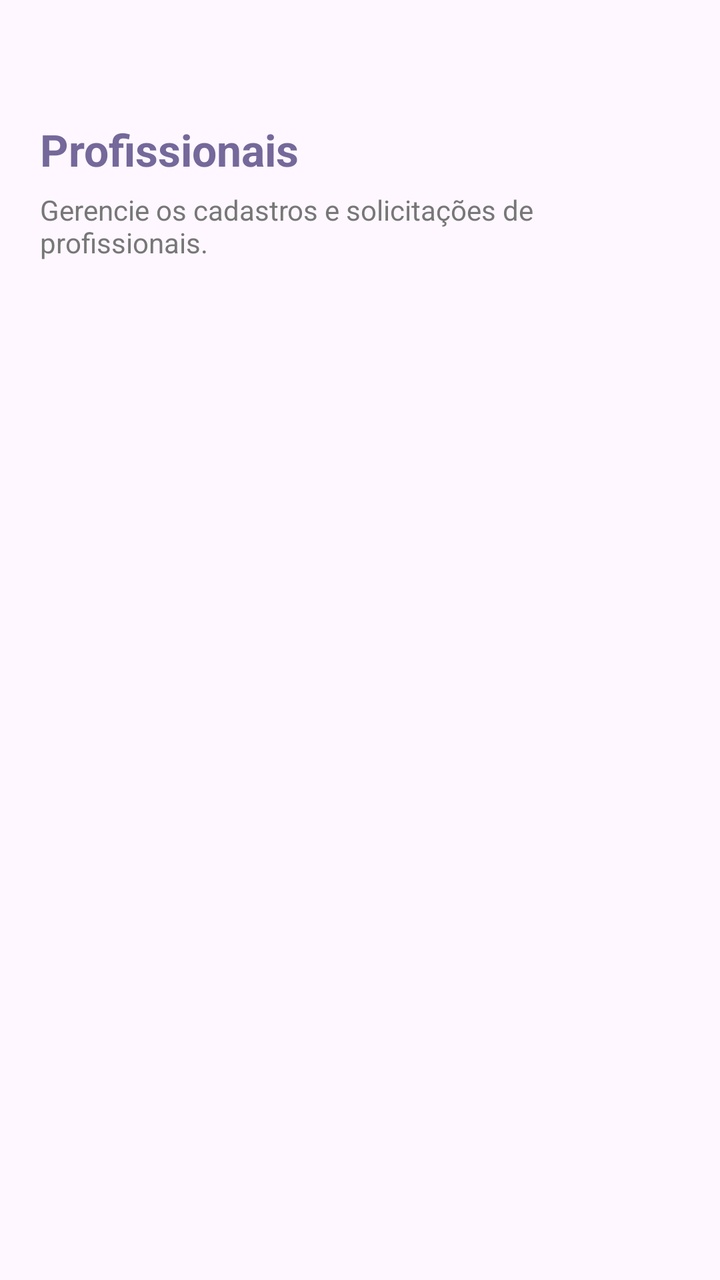
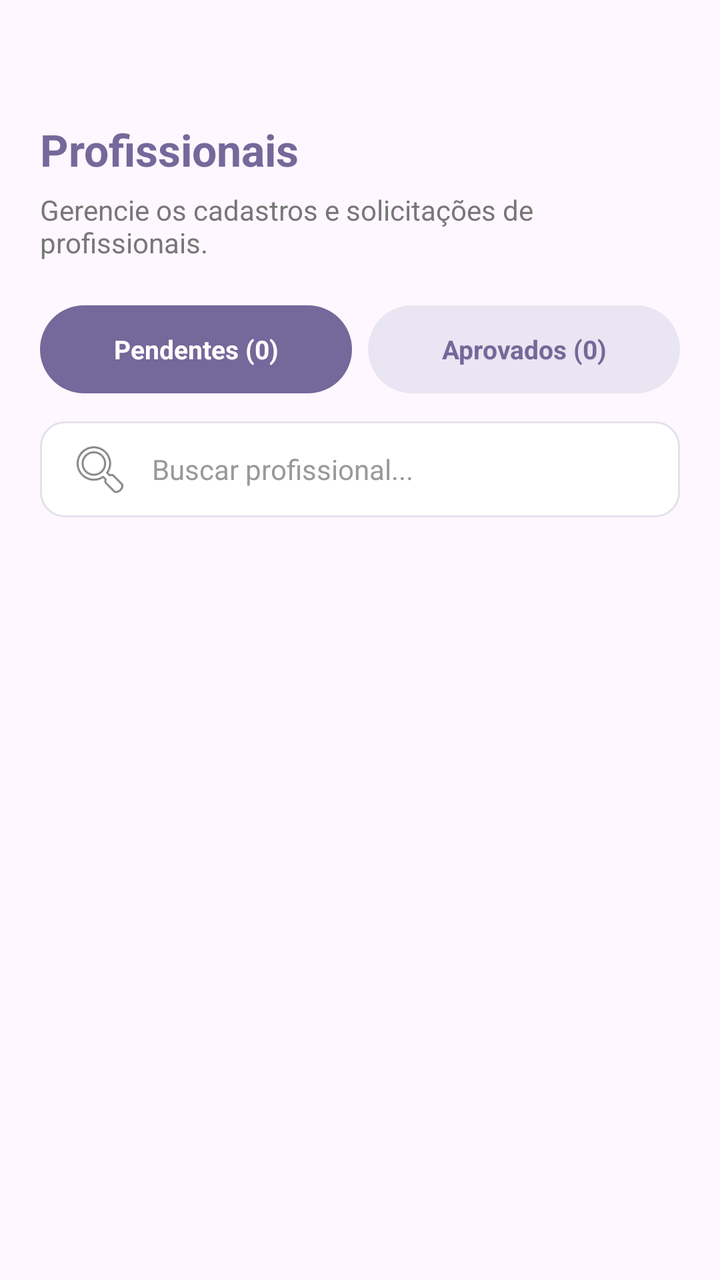

An Android layout rendered at two revisions. The XML below is the earlier revision; the diff shows what the commit changed to produce the second picture.
<!-- AndroidManifest.xml: application theme Theme.MindU -->
<!-- res/layout/content_profissionais_admin.xml -->
<?xml version="1.0" encoding="utf-8"?>
<LinearLayout
    xmlns:android="http://schemas.android.com/apk/res/android"
    android:layout_width="match_parent"
    android:layout_height="match_parent"
    android:orientation="vertical"
    android:padding="20dp">

    <TextView
        android:layout_width="wrap_content"
        android:layout_height="wrap_content"
        android:layout_marginTop="40dp"
        android:text="Profissionais"
        android:textColor="#75689A"
        android:textSize="22sp"
        android:textStyle="bold" />

        <TextView
            android:layout_width="wrap_content"
            android:layout_height="wrap_content"
            android:layout_marginTop="6dp"
            android:text="Gerencie os cadastros e solicitações de profissionais."
            android:textSize="14sp"
            android:textColor="#777777"/>
        <TextView
            android:id="@+id/txtListaVazia"
            android:layout_width="match_parent"
            android:layout_height="wrap_content"
            android:text="Não há profissionais pendentes de aprovação."
            android:textSize="14sp"
            android:textColor="#777777"
            android:gravity="center"
            android:visibility="gone"
            android:layout_marginTop="24dp"/>

    <androidx.recyclerview.widget.RecyclerView
        android:id="@+id/recyclerProfissionais"
        android:layout_width="match_parent"
        android:layout_height="0dp"
        android:layout_weight="1"
        android:layout_marginTop="16dp"
        android:clipToPadding="false"
        android:paddingBottom="12dp"/>



</LinearLayout>
<!-- resources referenced by this layout -->
<resources>
  <style name="Theme.MindU" parent="Base.Theme.MindU" />
  <style name="Base.Theme.MindU" parent="Theme.Material3.DayNight.NoActionBar">
          
          
      </style>
</resources>

<!-- the commit's change to res/layout/content_profissionais_admin.xml (unified diff, before → after) -->
@@ -1,11 +1,11 @@
 <?xml version="1.0" encoding="utf-8"?>
-<LinearLayout
-    xmlns:android="http://schemas.android.com/apk/res/android"
+<LinearLayout xmlns:android="http://schemas.android.com/apk/res/android"
     android:layout_width="match_parent"
     android:layout_height="match_parent"
     android:orientation="vertical"
     android:padding="20dp">
 
+    
     <TextView
         android:layout_width="wrap_content"
         android:layout_height="wrap_content"
@@ -15,33 +15,93 @@
         android:textSize="22sp"
         android:textStyle="bold" />
 
+    
+    <TextView
+        android:layout_width="wrap_content"
+        android:layout_height="wrap_content"
+        android:layout_marginTop="6dp"
+        android:text="Gerencie os cadastros e solicitações de profissionais."
+        android:textColor="#777777"
+        android:textSize="14sp" />
+
+    
+    <LinearLayout
+        android:layout_width="match_parent"
+        android:layout_height="44dp"
+        android:layout_marginTop="22dp"
+        android:orientation="horizontal"
+        android:weightSum="2">
+
         <TextView
-            android:layout_width="wrap_content"
-            android:layout_height="wrap_content"
-            android:layout_marginTop="6dp"
-            android:text="Gerencie os cadastros e solicitações de profissionais."
-            android:textSize="14sp"
-            android:textColor="#777777"/>
+            android:id="@+id/btnPendentes"
+            android:layout_width="0dp"
+            android:layout_height="match_parent"
+            android:layout_weight="1"
+            android:background="@drawable/bg_filtro_selecionado"
+            android:clickable="true"
+            android:focusable="true"
+            android:gravity="center"
+            android:text="Pendentes (0)"
+            android:textColor="#FFFFFF"
+            android:textSize="13sp"
+            android:textStyle="bold" />
+
         <TextView
-            android:id="@+id/txtListaVazia"
-            android:layout_width="match_parent"
-            android:layout_height="wrap_content"
-            android:text="Não há profissionais pendentes de aprovação."
-            android:textSize="14sp"
-            android:textColor="#777777"
+            android:id="@+id/btnAprovados"
+            android:layout_width="0dp"
+            android:layout_height="match_parent"
+            android:layout_marginStart="8dp"
+            android:layout_weight="1"
+            android:background="@drawable/bg_filtro_normal"
+            android:clickable="true"
+            android:focusable="true"
             android:gravity="center"
-            android:visibility="gone"
-            android:layout_marginTop="24dp"/>
+            android:text="Aprovados (0)"
+            android:textColor="#75689A"
+            android:textSize="13sp"
+            android:textStyle="bold" />
 
+    </LinearLayout>
+
+    
+    <EditText
+        android:id="@+id/edtBuscarProfissional"
+        android:layout_width="match_parent"
+        android:layout_height="48dp"
+        android:layout_marginTop="14dp"
+        android:background="@drawable/bg_campo_pesquisa"
+        android:drawableStart="@android:drawable/ic_menu_search"
+        android:drawablePadding="10dp"
+        android:hint="Buscar profissional..."
+        android:imeOptions="actionSearch"
+        android:inputType="text"
+        android:paddingStart="14dp"
+        android:paddingEnd="14dp"
+        android:singleLine="true"
+        android:textColor="#333333"
+        android:textColorHint="#999999"
+        android:textSize="14sp" />
+
+    
+    <TextView
+        android:id="@+id/txtListaVazia"
+        android:layout_width="match_parent"
+        android:layout_height="wrap_content"
+        android:layout_marginTop="24dp"
+        android:gravity="center"
+        android:text="Não há profissionais pendentes de aprovação."
+        android:textColor="#777777"
+        android:textSize="14sp"
+        android:visibility="gone" />
+
+    
     <androidx.recyclerview.widget.RecyclerView
         android:id="@+id/recyclerProfissionais"
         android:layout_width="match_parent"
         android:layout_height="0dp"
+        android:layout_marginTop="16dp"
         android:layout_weight="1"
-        android:layout_marginTop="16dp"
         android:clipToPadding="false"
-        android:paddingBottom="12dp"/>
-
-
+        android:paddingBottom="12dp" />
 
 </LinearLayout>
<!-- resource entries referenced after the edit -->
@@ -1,5 +1,26 @@
 <!-- resources referenced by this layout -->
 <resources>
+  <!-- drawable bg_campo_pesquisa (drawable) -->
+  <?xml version="1.0" encoding="utf-8"?>
+  <shape xmlns:android="http://schemas.android.com/apk/res/android">
+      <solid android:color="#FFFFFF" />
+      <corners android:radius="12dp" />
+      <stroke
+          android:width="1dp"
+          android:color="#E5E0EC" />
+  </shape>
+  <!-- drawable bg_filtro_normal (drawable) -->
+  <?xml version="1.0" encoding="utf-8"?>
+  <shape xmlns:android="http://schemas.android.com/apk/res/android">
+      <solid android:color="#EAE5F2" />
+      <corners android:radius="24dp" />
+  </shape>
+  <!-- drawable bg_filtro_selecionado (drawable) -->
+  <?xml version="1.0" encoding="utf-8"?>
+  <shape xmlns:android="http://schemas.android.com/apk/res/android">
+      <solid android:color="#75689A" />
+      <corners android:radius="24dp" />
+  </shape>
   <style name="Theme.MindU" parent="Base.Theme.MindU" />
   <style name="Base.Theme.MindU" parent="Theme.Material3.DayNight.NoActionBar">
           
